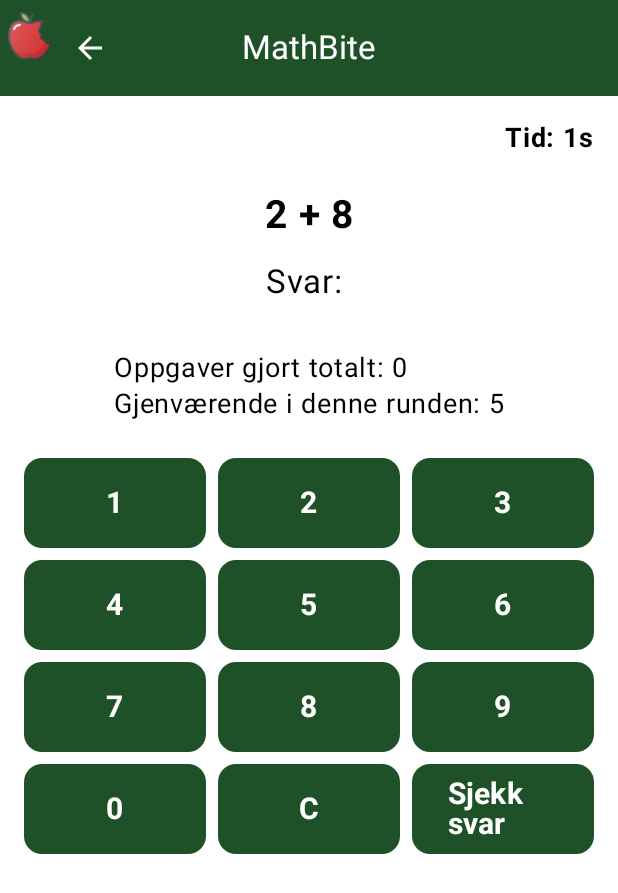
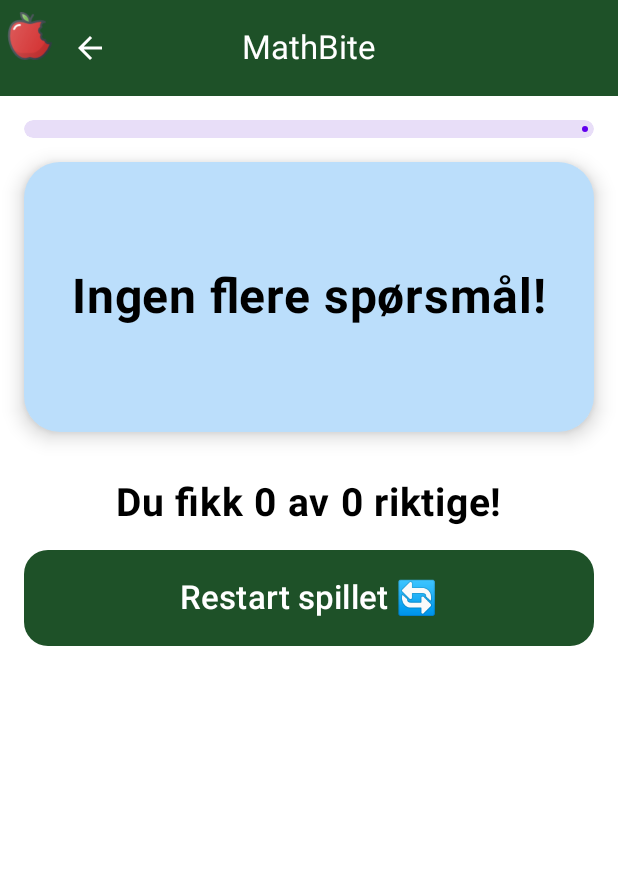
Before and after one commit to daquynht/Prosjekt1_s385550, an Android app built with Jetpack Compose: the GameScreen screen opened through its navigation route, on a phone screen of 412 x 824 dp. Shown: the top 893 px of the screen. Run offline under Robolectric (Android 15) with nearby library versions, the phone set to English and light mode, and no system bars.

Commit message:
Endret design, fikset spillogikk, gir brukeren tilbakemeldinger underveis

```diff
--- a/app/src/main/java/com/example/prosjekt1_s385550/GameViewModel.kt
+++ b/app/src/main/java/com/example/prosjekt1_s385550/GameViewModel.kt
@@ -17,40 +17,37 @@ class GameViewModel(application: Application) : AndroidViewModel(application) {
     var feedback by mutableStateOf("")
     var currentQuestion by mutableStateOf("")
 
-    var score by mutableStateOf(0)
-    var questionsAnswered by mutableStateOf(0)
-    var totalQuestions by mutableStateOf(0)
+    var score by mutableStateOf(0)                // Antall riktige denne runden
+    var questionsAnswered by mutableStateOf(0)    // Antall spørsmål besvart denne runden
+    var totalQuestions by mutableStateOf(0)       // Antall spørsmål i runden
 
-    private val usedIndices = mutableSetOf<Int>()
+    val usedIndices = mutableSetOf<Int>()         // Holder styr på totalt brukte spørsmål
 
-    /** Starter et nytt spill med valgt antall spørsmål */
+    /** Start ny runde med valgt antall spørsmål */
     fun startGame(numQuestions: Int, prefViewModel: PrefViewModel) {
         totalQuestions = numQuestions
         score = 0
         questionsAnswered = 0
+
+        // Hent totalt antall spørsmål som allerede er gjort
+        val antallGjort = prefViewModel.hentAntallGjort()
         usedIndices.clear()
+        for (i in 0 until antallGjort) {
+            usedIndices.add(i)
+        }
 
-        // Hent antall oppgaver som allerede er gjort
-        val antallGjort = prefViewModel.hentAntallGjort()
-        if (antallGjort >= questionsArray.size) {
-            // Alle oppgaver er allerede gjort
-            feedback = "Du har gjort alle oppgaver! 🎉"
+        loadNewQuestion(prefViewModel)
+    }
+
+    /** Laster et nytt spørsmål som ikke er brukt */
+    fun loadNewQuestion(prefViewModel: PrefViewModel) {
+        if (questionsAnswered >= totalQuestions || usedIndices.size >= questionsArray.size) {
             currentQuestion = ""
+            currentAnswer = ""
+            feedback = ""
             return
         }
 
-        loadNewQuestion()
-    }
-
-    /** Laster et nytt spørsmål som ikke er brukt */
-    fun loadNewQuestion() {
-        if (questionsAnswered >= totalQuestions) {
-            feedback = "Spillet er ferdig! Du fikk $score av $totalQuestions riktige 🎉"
-            currentQuestion = ""
-            return
-        }
-
-        // Finn et tilfeldig spørsmål som ikke er brukt
         var index: Int
         do {
             index = questionsArray.indices.random()
@@ -71,7 +68,6 @@ class GameViewModel(application: Application) : AndroidViewModel(application) {
         currentAnswer = ""
     }
 
-    /** Sjekker svaret og oppdaterer score og antall oppgaver gjort */
     fun checkAnswer(prefViewModel: PrefViewModel) {
         val userAnswer = currentAnswer.toIntOrNull()
         if (userAnswer == null) {
@@ -83,16 +79,32 @@ class GameViewModel(application: Application) : AndroidViewModel(application) {
 
         if (userAnswer == answersArray[currentIndex]) {
             score++
-            feedback = "Riktig! 🎉"
+            feedback = "Riktig! ✅"
         } else {
-            feedback = "Feil! Svaret var ${answersArray[currentIndex]}"
+            feedback = "Feil! ❌ Svaret var ${answersArray[currentIndex]}"
         }
 
-        // Oppdater antall oppgaver gjort globalt
+        // Oppdater totalt antall oppgaver gjort
         val totalDone = prefViewModel.hentAntallGjort() + 1
         prefViewModel.settAntallGjort(totalDone)
 
-        // Last neste spørsmål hvis ikke ferdig
-        loadNewQuestion()
+        // ❌ Ikke last nytt spørsmål her!
+        // loadNewQuestion(prefViewModel)
+    }
+
+    /** Start ny runde med resterende spørsmål */
+    fun tryAgain(prefViewModel: PrefViewModel) {
+        score = 0
+        questionsAnswered = 0
+        loadNewQuestion(prefViewModel)
+    }
+
+    /** Start helt nytt spill */
+    fun restart(prefViewModel: PrefViewModel) {
+        score = 0
+        questionsAnswered = 0
+        prefViewModel.settAntallGjort(0)
+        usedIndices.clear()
+        loadNewQuestion(prefViewModel)
     }
 }
--- a/app/src/main/java/com/example/prosjekt1_s385550/MainActivity.kt
+++ b/app/src/main/java/com/example/prosjekt1_s385550/MainActivity.kt
@@ -3,51 +3,25 @@ package com.example.prosjekt1_s385550
 import android.os.Bundle
 import androidx.activity.ComponentActivity
 import androidx.activity.compose.setContent
-import androidx.lifecycle.viewmodel.compose.viewModel
-import androidx.navigation.compose.NavHost
-import androidx.navigation.compose.composable
-import androidx.navigation.compose.rememberNavController
-import com.example.prosjekt1_s385550.ui.screens.GameScreen
-import com.example.prosjekt1_s385550.ui.screens.MainMenu
-import com.example.prosjekt1_s385550.ui.screens.PrefScreen
-import com.example.prosjekt1_s385550.ui.screens.AboutGame
+import androidx.activity.viewModels
+import com.example.prosjekt1_s385550.ui.navigation.AppNav
 import com.example.prosjekt1_s385550.ui.theme.IntroComposeTheme
 
 class MainActivity : ComponentActivity() {
+
+    // ViewModels for preferanser og spill
+    private val prefViewModel: PrefViewModel by viewModels()
+    private val gameViewModel: GameViewModel by viewModels()
+
     override fun onCreate(savedInstanceState: Bundle?) {
         super.onCreate(savedInstanceState)
         setContent {
             IntroComposeTheme {
-                val navController = rememberNavController()
-                val prefViewModel: PrefViewModel = viewModel()
-
-                NavHost(navController = navController, startDestination = "mainMenu") {
-                    composable("mainMenu") {
-                        MainMenu(
-                            prefViewModel = prefViewModel,
-                            onStartClick = { navController.navigate("game") },
-                            onPrefClick = { navController.navigate("preferences") },
-                            onAboutClick = { navController.navigate("about") }
-                        )
-                    }
-                    composable("game") {
-                        val gameViewModel: GameViewModel = viewModel()
-                        GameScreen(
-                            prefViewModel = prefViewModel,
-                            gameViewModel = gameViewModel,
-                            onBack = { navController.popBackStack() }
-                        )
-                    }
-                    composable("preferences") {
-                        PrefScreen(
-                            prefViewModel = prefViewModel,
-                            onBack = { navController.popBackStack() }
-                        )
-                    }
-                    composable("about") {
-                        AboutGame(onBack = { navController.popBackStack() })
-                    }
-                }
+                // Start navigasjonen
+                AppNav(
+                    prefViewModel = prefViewModel,
+                    gameViewModel = gameViewModel
+                )
             }
         }
     }
--- /dev/null
+++ b/app/src/main/java/com/example/prosjekt1_s385550/ui/navigation/AppNav.kt
@@ -0,0 +1,58 @@
+package com.example.prosjekt1_s385550.ui.navigation
+
+import androidx.compose.runtime.Composable
+import androidx.navigation.compose.NavHost
+import androidx.navigation.compose.composable
+import androidx.navigation.compose.rememberNavController
+import com.example.prosjekt1_s385550.GameViewModel
+import com.example.prosjekt1_s385550.PrefViewModel
+import com.example.prosjekt1_s385550.ui.screens.AboutGame
+import com.example.prosjekt1_s385550.ui.screens.GameScreen
+import com.example.prosjekt1_s385550.ui.screens.MainMenu
+import com.example.prosjekt1_s385550.ui.screens.PrefScreen
+
+@Composable
+fun AppNav(prefViewModel: PrefViewModel, gameViewModel: GameViewModel) {
+    val navController = rememberNavController()
+
+    NavHost(navController = navController, startDestination = "menu") {
+
+        // MainMenu skjerm
+        composable("menu") {
+            MainMenu(
+                prefViewModel = prefViewModel,
+                onStartClick = {
+                    // Start spillet med valgt antall spørsmål
+                    gameViewModel.startGame(prefViewModel.hentPref().toInt(), prefViewModel)
+                    navController.navigate("game")
+                },
+                onPrefClick = { navController.navigate("pref") },
+                onAboutClick = { navController.navigate("about") }
+            )
+        }
+
+        // GameScreen skjerm
+        composable("game") {
+            GameScreen(
+                gameViewModel = gameViewModel,
+                prefViewModel = prefViewModel,
+                onBack = { navController.popBackStack() }
+            )
+        }
+
+        // PrefScreen skjerm
+        composable("pref") {
+            PrefScreen(
+                prefViewModel = prefViewModel,
+                onBack = { navController.popBackStack() }
+            )
+        }
+
+        // AboutGame skjerm
+        composable("about") {
+            AboutGame(
+                onBack = { navController.popBackStack() }
+            )
+        }
+    }
+}
--- a/app/src/main/java/com/example/prosjekt1_s385550/ui/screens/GameScreen.kt
+++ b/app/src/main/java/com/example/prosjekt1_s385550/ui/screens/GameScreen.kt
@@ -1,17 +1,16 @@
 package com.example.prosjekt1_s385550.ui.screens
 
-import androidx.compose.foundation.background
 import androidx.compose.foundation.layout.*
 import androidx.compose.foundation.shape.RoundedCornerShape
 import androidx.compose.material3.*
-import androidx.compose.runtime.*
+import androidx.compose.runtime.Composable
 import androidx.compose.ui.Alignment
 import androidx.compose.ui.Modifier
+import androidx.compose.ui.draw.clip
 import androidx.compose.ui.graphics.Color
 import androidx.compose.ui.text.font.FontWeight
 import androidx.compose.ui.unit.dp
 import androidx.compose.ui.unit.sp
-import kotlinx.coroutines.delay
 import com.example.prosjekt1_s385550.GameViewModel
 import com.example.prosjekt1_s385550.PrefViewModel
 import com.example.prosjekt1_s385550.ui.components.AppTopBar
@@ -20,157 +19,188 @@ import com.example.prosjekt1_s385550.ui.theme.ButtonGreen
 @OptIn(ExperimentalMaterial3Api::class)
 @Composable
 fun GameScreen(
+    gameViewModel: GameViewModel,
     prefViewModel: PrefViewModel,
-    gameViewModel: GameViewModel,
     onBack: () -> Unit
 ) {
-    val numQuestions = prefViewModel.hentPref().toIntOrNull() ?: 5
-
-    // Timer state
-    var timeElapsed by remember { mutableStateOf(0) }
-
-    // Start timer
-    LaunchedEffect(key1 = gameViewModel.currentQuestion) {
-        while (gameViewModel.currentQuestion.isNotEmpty()) {
-            delay(1000)
-            timeElapsed++
-        }
-    }
-
-    // Start spillet første gang
-    LaunchedEffect(key1 = true) {
-        gameViewModel.startGame(numQuestions, prefViewModel)
-    }
+    val question = gameViewModel.currentQuestion
+    val answer = gameViewModel.currentAnswer
+    val feedback = gameViewModel.feedback
+    val questionsAnswered = gameViewModel.questionsAnswered
+    val totalQuestions = gameViewModel.totalQuestions
+    val score = gameViewModel.score
+    val userAnswerColor = Color(0xFF0D47A1)
 
     Scaffold(
         topBar = {
-            AppTopBar(
-                title = "MathBite",
-                showBackButton = true,
-                onBackClick = onBack
-            )
+            AppTopBar(title = "MathBite", showBackButton = true, onBackClick = onBack)
         }
     ) { padding ->
-        Box(
+        Column(
             modifier = Modifier
                 .fillMaxSize()
                 .padding(padding)
-                .padding(16.dp)
+                .padding(16.dp),
+            horizontalAlignment = Alignment.CenterHorizontally
         ) {
-            Column(
-                modifier = Modifier.fillMaxSize(),
-                horizontalAlignment = Alignment.CenterHorizontally,
-                verticalArrangement = Arrangement.Top
-            ) {
-                // Timer øverst til høyre
-                Row(
-                    modifier = Modifier.fillMaxWidth(),
-                    horizontalArrangement = Arrangement.End
-                ) {
-                    Text("Tid: ${timeElapsed}s", fontSize = 18.sp, fontWeight = FontWeight.Bold)
-                }
-
-                Spacer(modifier = Modifier.height(24.dp))
-
-                if (gameViewModel.currentQuestion.isEmpty()) {
-                    // Spillet ferdig
-                    Text(
-                        text = gameViewModel.feedback.ifEmpty { "Alle oppgaver er gjort!" },
-                        fontSize = 26.sp,
-                        fontWeight = FontWeight.Bold,
-                        color = Color.Black
-                    )
-
-                    Spacer(modifier = Modifier.height(24.dp))
-
-                    Button(
-                        onClick = {
-                            gameViewModel.startGame(numQuestions, prefViewModel)
-                            timeElapsed = 0
-                        },
-                        colors = ButtonDefaults.buttonColors(containerColor = ButtonGreen),
-                        modifier = Modifier.fillMaxWidth().height(60.dp),
-                        shape = RoundedCornerShape(16.dp)
-                    ) {
-                        Text("Spill på nytt", fontSize = 22.sp, color = Color.White)
-                    }
-
-                } else {
-                    // Vis spørsmål
-                    Text(
-                        text = gameViewModel.currentQuestion,
-                        fontSize = 26.sp,
-                        fontWeight = FontWeight.Bold,
-                        color = Color.Black
+            // Fremdrift
+            LinearProgressIndicator(
+                progress = if (totalQuestions > 0) questionsAnswered / totalQuestions.toFloat() else 0f,
+                modifier = Modifier
+                    .fillMaxWidth()
+                    .height(12.dp)
+                    .clip(RoundedCornerShape(6.dp))
             )
 
             Spacer(modifier = Modifier.height(16.dp))
 
-                    // Svarfelt
+            // Spørsmål + svar
+            // Spørsmål + svar
+            Card(
+                modifier = Modifier.fillMaxWidth().height(180.dp),
+                shape = RoundedCornerShape(24.dp),
+                colors = CardDefaults.cardColors(containerColor = Color(0xFFBBDEFB)),
+                elevation = CardDefaults.cardElevation(8.dp)
+            ) {
+                Box(
+                    modifier = Modifier
+                        .fillMaxSize()
+                        .padding(32.dp),
+                    contentAlignment = Alignment.Center
+                ) {
+                    if (question.isNotEmpty()) {
+                        Row {
                             Text(
-                        text = "Svar: ${gameViewModel.currentAnswer}",
-                        fontSize = 22.sp,
+                                text = "$question = ",
+                                fontSize = 32.sp,
+                                fontWeight = FontWeight.Bold,
                                 color = Color.Black
                             )
-
-                    Spacer(modifier = Modifier.height(16.dp))
-
-                    // Feedback etter innsending
-                    if (gameViewModel.feedback.isNotEmpty()) {
                             Text(
-                            text = gameViewModel.feedback,
-                            fontSize = 20.sp,
+                                text = answer,
+                                fontSize = 32.sp,
                                 fontWeight = FontWeight.Bold,
-                            color = if (gameViewModel.feedback.startsWith("Riktig")) Color.Green else Color.Red
+                                color = userAnswerColor // mørk blå for brukerens input
                             )
+                        }
+                    } else {
+                        Text(
+                            text = "Ingen flere spørsmål!",
+                            fontSize = 32.sp,
+                            fontWeight = FontWeight.Bold
+                        )
+                    }
+                }
             }
 
             Spacer(modifier = Modifier.height(16.dp))
 
-                    // Antall oppgaver gjort og igjen
-                    val totalDone = prefViewModel.hentAntallGjort()
+            // Feedback underveis
+            if (question.isNotEmpty() && feedback.isNotEmpty()) {
+                Column(horizontalAlignment = Alignment.CenterHorizontally) {
                     Text(
-                        text = "Oppgaver gjort totalt: $totalDone\nGjenværende i denne runden: ${gameViewModel.totalQuestions - gameViewModel.questionsAnswered}",
-                        fontSize = 18.sp,
-                        color = Color.Black
+                        text = feedback,
+                        fontSize = 24.sp,
+                        color = if (feedback.contains("Riktig")) Color(0xFF1B5E20) else Color.Red
                     )
-
-                    Spacer(modifier = Modifier.height(24.dp))
-
-                    // Knapp-rader (1,2,3..)
-                    val buttonRows = listOf(
-                        listOf("1","2","3"),
-                        listOf("4","5","6"),
-                        listOf("7","8","9"),
-                        listOf("0","C","Sjekk svar")
-                    )
-
-                    buttonRows.forEach { row ->
-                        Row(
-                            horizontalArrangement = Arrangement.spacedBy(8.dp),
-                            modifier = Modifier.fillMaxWidth()
-                        ) {
-                            row.forEach { label ->
+                    Spacer(modifier = Modifier.height(12.dp))
                     Button(
-                                    onClick = {
-                                        when(label){
-                                            "C" -> gameViewModel.clearAnswer()
-                                            "Sjekk svar" -> gameViewModel.checkAnswer(prefViewModel)
-                                            else -> gameViewModel.appendDigit(label)
-                                        }
-                                    },
+                        onClick = { gameViewModel.loadNewQuestion(prefViewModel) },
                         colors = ButtonDefaults.buttonColors(containerColor = ButtonGreen),
-                                    modifier = Modifier.weight(1f).height(60.dp),
                         shape = RoundedCornerShape(12.dp)
                     ) {
-                                    Text(label, fontSize = 20.sp, fontWeight = FontWeight.Bold, color = Color.White)
+                        Text("Neste", color = Color.White, fontSize = 20.sp)
+                    }
+                }
+            }
+
+
+            Spacer(modifier = Modifier.height(16.dp))
+
+            // Tastatur eller knapper
+            if (question.isNotEmpty()) {
+                val rows = listOf(
+                    listOf("1", "2", "3"),
+                    listOf("4", "5", "6"),
+                    listOf("7", "8", "9"),
+                    listOf("C", "0", "=")
+                )
+                rows.forEach { row ->
+                    Row(
+                        modifier = Modifier.fillMaxWidth(),
+                        horizontalArrangement = Arrangement.SpaceEvenly
+                    ) {
+                        row.forEach { key ->
+                            val color = when (key) {
+                                "C" -> Color.Red
+                                "=" -> ButtonGreen  // erstatter tidligere ✔
+                                else -> Color(0xFF64B5F6)
+                            }
+
+                            val onClickAction = when (key) {
+                                "C" -> { { gameViewModel.clearAnswer() } }
+                                "=" -> { { gameViewModel.checkAnswer(prefViewModel) } } // Enter-funksjon
+                                else -> { { gameViewModel.appendDigit(key) } }
+                            }
+
+                            Button(
+                                onClick = onClickAction,
+                                modifier = Modifier
+                                    .size(80.dp)  // alle like store
+                                    .padding(4.dp),
+                                shape = RoundedCornerShape(16.dp),
+                                colors = ButtonDefaults.buttonColors(
+                                    containerColor = color,
+                                    contentColor = Color.White
+                                ),
+                                elevation = ButtonDefaults.buttonElevation(6.dp)
+                            ) {
+                                Text(key, fontSize = 24.sp)
                             }
                         }
                     }
                     Spacer(modifier = Modifier.height(8.dp))
+                }
+            } else {
+                // Spill ferdig: Vis score og knapp
+                Column(
+                    modifier = Modifier.fillMaxWidth(),
+                    horizontalAlignment = Alignment.CenterHorizontally
+                ) {
+                    Text(
+                        text = "Du fikk $score av $questionsAnswered riktige!",
+                        fontSize = 26.sp,
+                        fontWeight = FontWeight.Bold,
+                        modifier = Modifier.padding(bottom = 16.dp)
+                    )
+
+                    // Hvis fortsatt spørsmål igjen totalt → prøv igjen, ellers restart
+                    val totalSpm = gameViewModel.usedIndices.size
+                    if (totalSpm < gameViewModel.totalQuestions) {
+                        Button(
+                            onClick = { gameViewModel.tryAgain(prefViewModel) },
+                            colors = ButtonDefaults.buttonColors(containerColor = ButtonGreen),
+                            shape = RoundedCornerShape(16.dp),
+                            modifier = Modifier
+                                .fillMaxWidth()
+                                .height(64.dp)
+                        ) {
+                            Text("Prøv igjen 🔄", fontSize = 22.sp, color = Color.White)
+                        }
+                    } else {
+                        Button(
+                            onClick = { gameViewModel.restart(prefViewModel) },
+                            colors = ButtonDefaults.buttonColors(containerColor = ButtonGreen),
+                            shape = RoundedCornerShape(16.dp),
+                            modifier = Modifier
+                                .fillMaxWidth()
+                                .height(64.dp)
+                        ) {
+                            Text("Restart spillet 🔄", fontSize = 22.sp, color = Color.White)
                         }
                     }
                 }
             }
         }
     }
+}
--- a/app/src/main/java/com/example/prosjekt1_s385550/ui/screens/MainMenu.kt
+++ b/app/src/main/java/com/example/prosjekt1_s385550/ui/screens/MainMenu.kt
@@ -15,6 +15,7 @@ import androidx.compose.ui.draw.scale
 import androidx.compose.ui.graphics.Color
 import androidx.compose.ui.layout.ContentScale
 import androidx.compose.ui.res.painterResource
+import androidx.compose.ui.text.font.FontWeight
 import androidx.compose.ui.unit.dp
 import androidx.compose.ui.unit.sp
 import com.example.prosjekt1_s385550.PrefViewModel
@@ -58,6 +59,17 @@ fun MainMenu(
                 verticalArrangement = Arrangement.Center,
                 horizontalAlignment = Alignment.CenterHorizontally
             ) {
+
+                // Overskrift
+                Text(
+                    text = "MathBite",
+                    fontSize = 55.sp,
+                    fontWeight = FontWeight.ExtraBold,
+                    color = Color.White,
+                    style = MaterialTheme.typography.headlineLarge,
+                    modifier = Modifier.padding(bottom = 160.dp)
+                )
+
                 val buttonModifier = Modifier
                     .fillMaxWidth()
                     .height(80.dp)
```
Also changed, not shown: app/src/main/AndroidManifest.xml (+3 -6 lines). Lines whose indentation alone changed are shown as unchanged.
